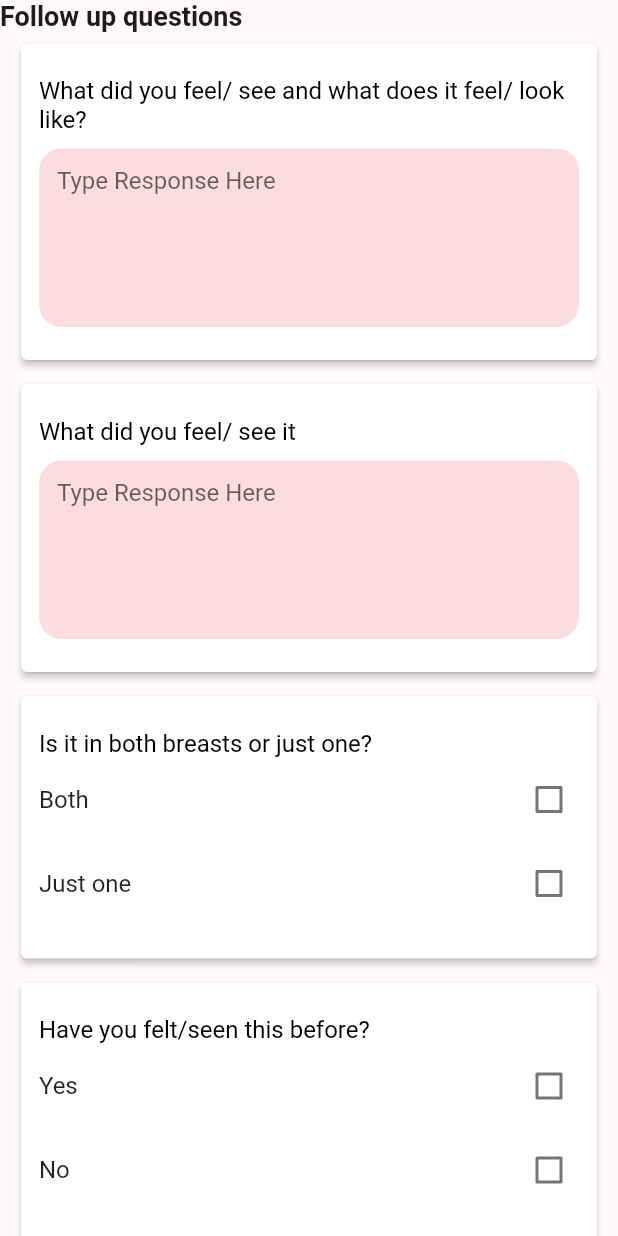
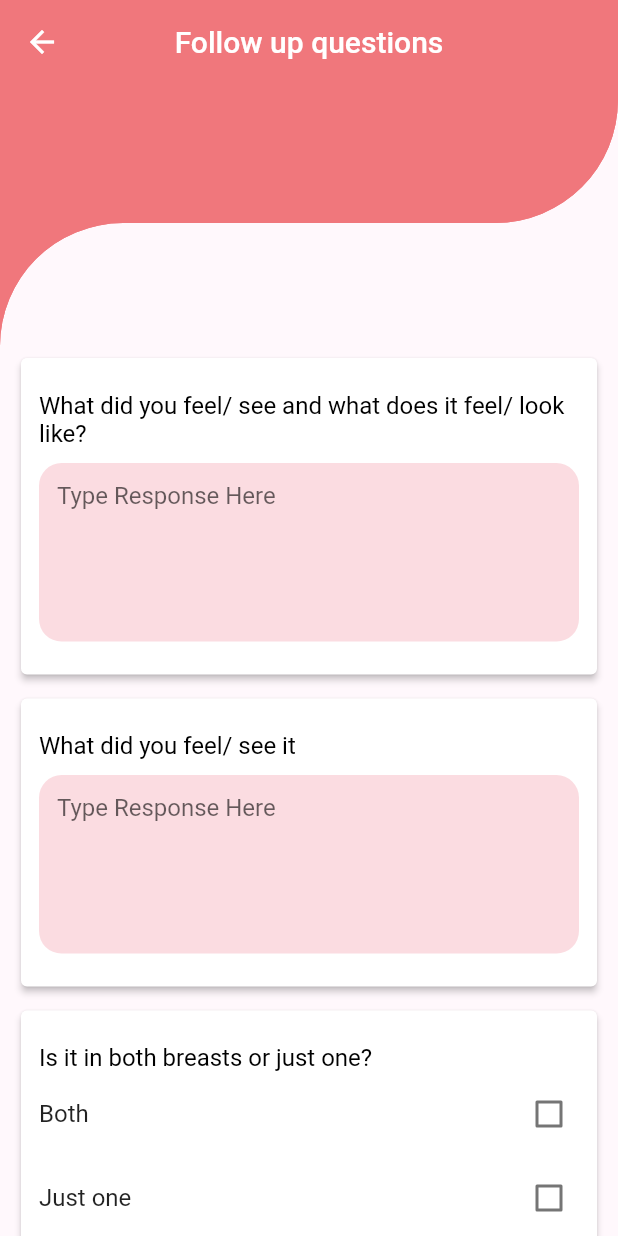
Before and after one commit to Orbanmartins/Breast-health-app, a Flutter app: the FollowUpQuestions screen opened by its route, on a phone screen of 412 x 824 dp. Run offline on Flutter 3.47's test engine with Material 2 defaults, Android fonts, the phone set to English and light mode, and no system bars; drawn by our look-alikes of auto_size_text; our stand-ins replace flutter_svg, image_picker, permission_handler, sizer, syncfusion_flutter_calendar; missing offline and left inert: conditional_questions, custom_clippers.

Commit message:
design: added background clips to two pages

```diff
--- a/lib/Screens/follow_up_qtns.dart
+++ b/lib/Screens/follow_up_qtns.dart
@@ -1,6 +1,8 @@
 // ignore_for_file: use_key_in_widget_constructors, prefer_const_literals_to_create_immutables, prefer_const_constructors_in_immutables
 
 import 'package:breast_health_app/Constants/constants.dart';
+import 'package:breast_health_app/Constants/mathConstants.dart';
+import 'package:breast_health_app/Widgets/Design/header_clipper.dart';
 import 'package:breast_health_app/Widgets/FollowUp/follow_up_input.dart';
 import 'package:breast_health_app/Widgets/Survey/CheckBoxList.dart';
 import 'package:breast_health_app/Widgets/Survey/CustomCard.dart';
@@ -16,17 +18,41 @@ class FollowUpQuestions extends StatefulWidget {
 
 class _FollowUpQuestionsState extends State<FollowUpQuestions> {
   double _currentSliderValue = 20;
+   var width;
+  var height;
   @override
   Widget build(BuildContext context) {
+      width = MediaQuery.of(context).size.width;
+    height = MediaQuery.of(context).size.height;
     return Scaffold(
         body: SafeArea(
             child: Column(
       children: [
-        Align(
-          alignment: Alignment.topLeft,
-          child: Text(
-            'Follow up questions',
-            style: kTitleCard,
+        Positioned(
+          top: 0,
+          child: ClipPath(
+            clipper: HeaderClipper(82),
+            child: Container(
+              color: mainColor,
+              height: size.height * 0.280,
+              width: size.width,
+              child: AppBar(
+                elevation: 0.0,
+                backgroundColor: mainColor,
+                title: const Text('Follow up questions',
+                    style: TextStyle(
+                      color: Colors.white,
+                    )),
+                leading: IconButton(
+                  onPressed: () {
+                    Navigator.of(context).pop();
+                  },
+                  icon: const Icon(Icons.arrow_back),
+                  color: Colors.white,
+                ),
+                centerTitle: true,
+              ),
+            ),
           ),
         ),
         Expanded(
--- /dev/null
+++ b/lib/Widgets/Design/header_clipper.dart
@@ -0,0 +1,24 @@
+import 'package:flutter/material.dart';
+
+class HeaderClipper extends CustomClipper<Path> {
+  final double radius;
+  HeaderClipper(this.radius);
+  @override
+  Path getClip(Size size) {
+    Path path = Path()
+      ..moveTo(0, 0)
+      ..lineTo(size.width, 0)
+      ..lineTo(size.width, size.height - 2 * radius)
+      ..arcToPoint(Offset(size.width - radius, size.height - radius),
+          radius: Radius.circular(radius))
+      ..lineTo(radius, size.height - radius)
+      ..arcToPoint(Offset(0, size.height),
+          radius: Radius.circular(radius), clockwise: false)
+      ..close();
+
+    return path;
+  }
+
+  @override
+  bool shouldReclip(CustomClipper<Path> oldClipper) => false;
+}
```
Also changed, not shown: lib/Constants/mathConstants.dart (added, +40 -0 lines), lib/Screens/survey.dart (+52 -2 lines), lib/Widgets/Design/bezierContainer.dart (added, +35 -0 lines), lib/Widgets/Design/customClipper.dart (added, +44 -0 lines).
